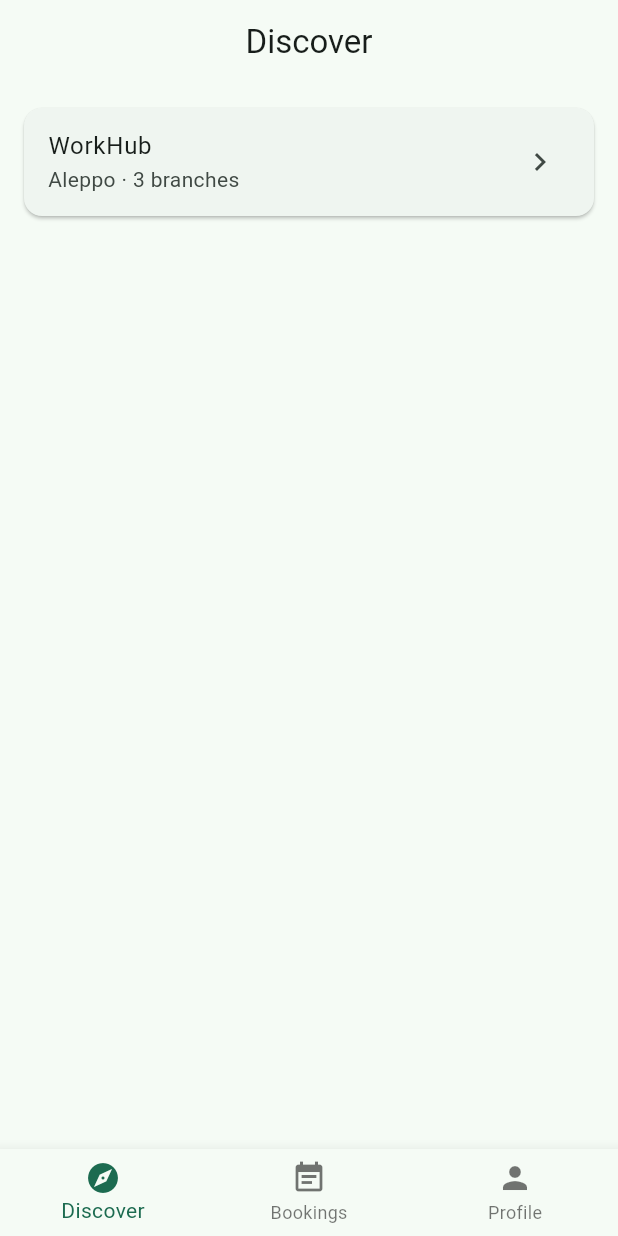
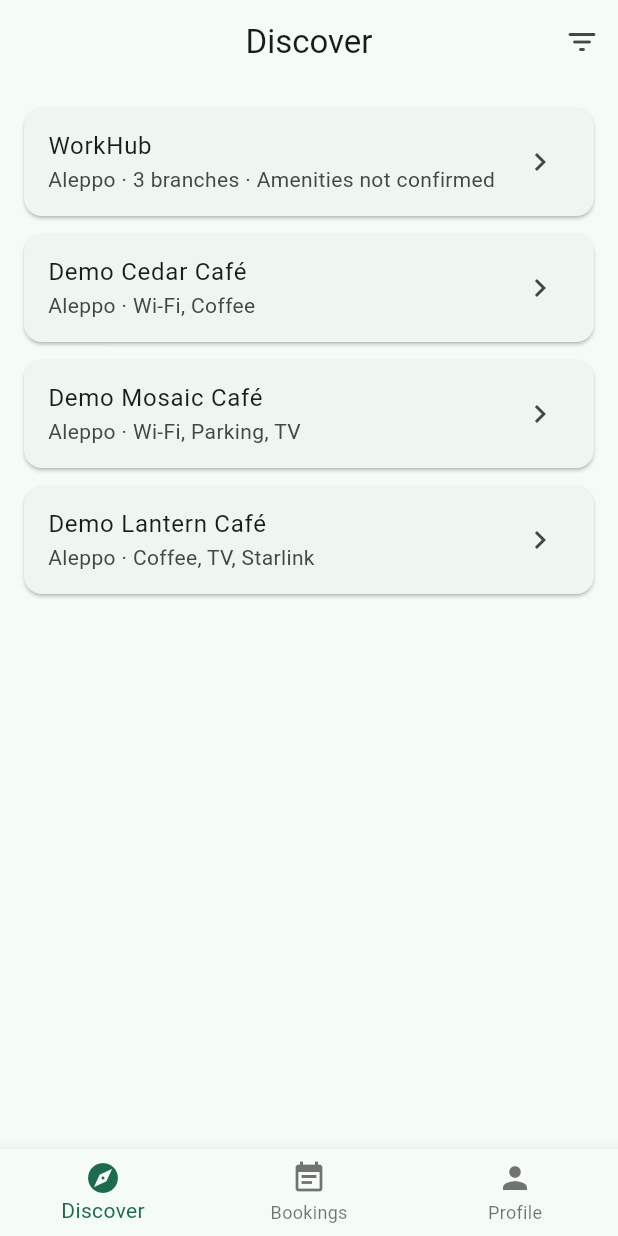
Before and after one commit to siraj-1/mahjooz, a Flutter app: the DiscoverScreen screen opened by its route, on a phone screen of 412 x 824 dp. Run offline on Flutter 3.47's test engine with Material 3 defaults, Android fonts, the phone set to English and light mode, and no system bars; our stand-ins replace dio, flutter_riverpod, flutter_secure_storage, go_router; accounts and stored records are empty.

Commit message:
Add amenity filters and three demo cafés to Flutter app

```diff
--- /dev/null
+++ b/mobile/lib/features/discover/amenities.dart
@@ -0,0 +1,29 @@
+import 'package:flutter/material.dart';
+
+import '../../shared/models/venue.dart';
+
+class AmenityOption {
+  const AmenityOption(this.code, this.label, this.icon);
+
+  final String code;
+  final String label;
+  final IconData icon;
+}
+
+const amenityOptions = [
+  AmenityOption('wifi', 'Wi-Fi', Icons.wifi_rounded),
+  AmenityOption('coffee', 'Coffee', Icons.local_cafe_outlined),
+  AmenityOption('parking', 'Parking', Icons.local_parking_rounded),
+  AmenityOption('tv', 'TV', Icons.tv_outlined),
+  AmenityOption('starlink', 'Starlink', Icons.satellite_alt_outlined),
+];
+
+String amenityLabel(String code) {
+  for (final option in amenityOptions) {
+    if (option.code == code) return option.label;
+  }
+  return code;
+}
+
+bool venueMatchesAmenities(Venue venue, Set<String> selected) =>
+    venue.amenities.toSet().containsAll(selected);
--- a/mobile/lib/features/discover/presentation/discover_screen.dart
+++ b/mobile/lib/features/discover/presentation/discover_screen.dart
@@ -3,26 +3,143 @@ import 'package:go_router/go_router.dart';
 
 import '../../../app/widgets/mahjooz_bottom_nav.dart';
 import '../../../shared/mock/mock_venues.dart';
+import '../amenities.dart';
 import 'widgets/venue_card.dart';
 
-class DiscoverScreen extends StatelessWidget {
+class DiscoverScreen extends StatefulWidget {
   const DiscoverScreen({super.key});
+
+  @override
+  State<DiscoverScreen> createState() => _DiscoverScreenState();
+}
+
+class _DiscoverScreenState extends State<DiscoverScreen> {
+  final Set<String> _selectedAmenities = {};
+
+  void _openFilters() {
+    final draft = {..._selectedAmenities};
+    showModalBottomSheet<void>(
+      context: context,
+      showDragHandle: true,
+      isScrollControlled: true,
+      builder: (sheetContext) => StatefulBuilder(
+        builder: (sheetContext, updateSheet) => SafeArea(
+          child: Padding(
+            padding: const EdgeInsets.fromLTRB(20, 4, 20, 20),
+            child: Column(
+              mainAxisSize: MainAxisSize.min,
+              crossAxisAlignment: CrossAxisAlignment.start,
+              children: [
+                Text('Filter amenities',
+                    style: Theme.of(sheetContext).textTheme.titleLarge),
+                const SizedBox(height: 8),
+                const Text('Demo cafés have sample amenities. WorkHub amenities are not confirmed.'),
+                const SizedBox(height: 16),
+                Wrap(
+                  spacing: 8,
+                  runSpacing: 4,
+                  children: [
+                    for (final option in amenityOptions)
+                      FilterChip(
+                        avatar: Icon(option.icon, size: 18),
+                        label: Text(option.label),
+                        selected: draft.contains(option.code),
+                        onSelected: (selected) => updateSheet(() {
+                          if (selected) {
+                            draft.add(option.code);
+                          } else {
+                            draft.remove(option.code);
+                          }
+                        }),
+                      ),
+                  ],
+                ),
+                const SizedBox(height: 16),
+                Row(
+                  children: [
+                    TextButton(
+                      onPressed: () => updateSheet(draft.clear),
+                      child: const Text('Clear'),
+                    ),
+                    const Spacer(),
+                    FilledButton(
+                      onPressed: () {
+                        setState(() {
+                          _selectedAmenities
+                            ..clear()
+                            ..addAll(draft);
+                        });
+                        Navigator.of(sheetContext).pop();
+                      },
+                      child: const Text('Show venues'),
+                    ),
+                  ],
+                ),
+              ],
+            ),
+          ),
+        ),
+      ),
+    );
+  }
 
   @override
   Widget build(BuildContext context) {
     // TODO: replace mockVenues with a GET /venues call once Catalog is wired.
+    final venues = mockVenues
+        .where((venue) => venueMatchesAmenities(venue, _selectedAmenities))
+        .toList();
     return Scaffold(
-      appBar: AppBar(title: const Text('Discover')),
-      body: ListView.builder(
+      appBar: AppBar(
+        title: const Text('Discover'),
+        actions: [
+          IconButton(
+            tooltip: 'Filter venues',
+            onPressed: _openFilters,
+            icon: Badge.count(
+              count: _selectedAmenities.length,
+              isLabelVisible: _selectedAmenities.isNotEmpty,
+              child: const Icon(Icons.filter_list_rounded),
+            ),
+          ),
+        ],
+      ),
+      body: ListView(
         padding: const EdgeInsets.all(16),
-        itemCount: mockVenues.length,
-        itemBuilder: (context, index) {
-          final venue = mockVenues[index];
-          return VenueCard(
-            venue: venue,
-            onTap: () => context.push('/venue/${venue.id}'),
-          );
-        },
+        children: [
+          if (_selectedAmenities.isNotEmpty) ...[
+            Text(
+              'Showing venues with ${_selectedAmenities.map(amenityLabel).join(', ')}',
+              style: Theme.of(context).textTheme.bodySmall,
+            ),
+            const SizedBox(height: 12),
+          ],
+          if (venues.isEmpty)
+            Padding(
+              padding: const EdgeInsets.symmetric(vertical: 24),
+              child: Column(
+                children: [
+                  Text(
+                    _selectedAmenities.isEmpty
+                        ? 'No venues are listed yet.'
+                        : 'No venues have confirmed amenities matching these filters.',
+                    textAlign: TextAlign.center,
+                  ),
+                  if (_selectedAmenities.isNotEmpty)
+                    TextButton(
+                      onPressed: () => setState(_selectedAmenities.clear),
+                      child: const Text('Clear filters'),
+                    ),
+                ],
+              ),
+            )
+          else
+            for (final venue in venues)
+              VenueCard(
+                venue: venue,
+                onTap: () => context.push('/venue/${venue.id}'),
+              ),
+        ],
       ),
       bottomNavigationBar: const MahjoozBottomNav(currentIndex: 0),
     );
--- a/mobile/lib/features/discover/presentation/widgets/venue_card.dart
+++ b/mobile/lib/features/discover/presentation/widgets/venue_card.dart
@@ -1,6 +1,7 @@
 import 'package:flutter/material.dart';
 
 import '../../../../shared/models/venue.dart';
+import '../../amenities.dart';
 
 class VenueCard extends StatelessWidget {
   const VenueCard({super.key, required this.venue, this.onTap});
@@ -18,7 +19,12 @@ class VenueCard extends StatelessWidget {
         subtitle: Text(
           [
             venue.city,
-            '${venue.branches.length} branch${venue.branches.length == 1 ? '' : 'es'}',
+            if (venue.branches.isNotEmpty)
+              '${venue.branches.length} branch${venue.branches.length == 1 ? '' : 'es'}',
+            if (venue.amenities.isEmpty)
+              'Amenities not confirmed'
+            else
+              venue.amenities.map(amenityLabel).join(', '),
           ].whereType<String>().join(' · '),
         ),
         trailing: const Icon(Icons.chevron_right),
--- a/mobile/lib/features/venue/presentation/venue_detail_screen.dart
+++ b/mobile/lib/features/venue/presentation/venue_detail_screen.dart
@@ -3,6 +3,7 @@ import 'package:go_router/go_router.dart';
 
 import '../../../shared/mock/mock_venues.dart';
 import '../../../shared/models/venue.dart';
+import '../../discover/amenities.dart';
 
 class VenueDetailScreen extends StatelessWidget {
   const VenueDetailScreen({super.key, required this.venueId});
@@ -23,6 +24,12 @@ class VenueDetailScreen extends StatelessWidget {
         padding: const EdgeInsets.all(16),
         children: [
           if (venue.description != null) Text(venue.description!),
+          const SizedBox(height: 12),
+          Text(
+            venue.amenities.isEmpty
+                ? 'Amenities have not been confirmed for this sample venue.'
+                : 'Amenities: ${venue.amenities.map(amenityLabel).join(', ')}',
+          ),
           const SizedBox(height: 16),
           for (final branch in venue.branches) _BranchSection(branch: branch),
         ],
--- a/mobile/lib/shared/mock/mock_venues.dart
+++ b/mobile/lib/shared/mock/mock_venues.dart
@@ -1,8 +1,8 @@
 import '../models/venue.dart';
 
-/// Placeholder data for UI development, taken from the original product
-/// idea doc's own example (WorkHub) so screens render something real
-/// before the backend exists.
+/// UI-only samples. WorkHub is the original product example and has no
+/// confirmed amenities. The clearly named demo cafés have invented amenities
+/// solely to demonstrate filtering; none of these are live listings.
 final List<Venue> mockVenues = [
   Venue(
     id: 'venue-workhub',
@@ -66,4 +66,28 @@ final List<Venue> mockVenues = [
       ),
     ],
   ),
+  const Venue(
+    id: 'demo-cafe-cedar',
+    name: 'Demo Cedar Café',
+    description: 'Sample café for previewing the venue filters. Not a live listing.',
+    city: 'Aleppo',
+    country: 'Syria',
+    amenities: ['wifi', 'coffee'],
+  ),
+  const Venue(
+    id: 'demo-cafe-mosaic',
+    name: 'Demo Mosaic Café',
+    description: 'Sample café for previewing the venue filters. Not a live listing.',
+    city: 'Aleppo',
+    country: 'Syria',
+    amenities: ['wifi', 'parking', 'tv'],
+  ),
+  const Venue(
+    id: 'demo-cafe-lantern',
+    name: 'Demo Lantern Café',
+    description: 'Sample café for previewing the venue filters. Not a live listing.',
+    city: 'Aleppo',
+    country: 'Syria',
+    amenities: ['coffee', 'tv', 'starlink'],
+  ),
 ];
--- a/mobile/lib/shared/models/venue.dart
+++ b/mobile/lib/shared/models/venue.dart
@@ -51,6 +51,7 @@ class Venue {
     this.city,
     this.country,
     this.contactPhone,
+    this.amenities = const [],
     this.branches = const [],
   });
 
@@ -61,5 +62,7 @@ class Venue {
   final String? city;
   final String? country;
   final String? contactPhone;
+  /// Confirmed amenity codes. An empty list means no amenities are confirmed.
+  final List<String> amenities;
   final List<Branch> branches;
 }
```
Also changed, not shown: 1 other file.
